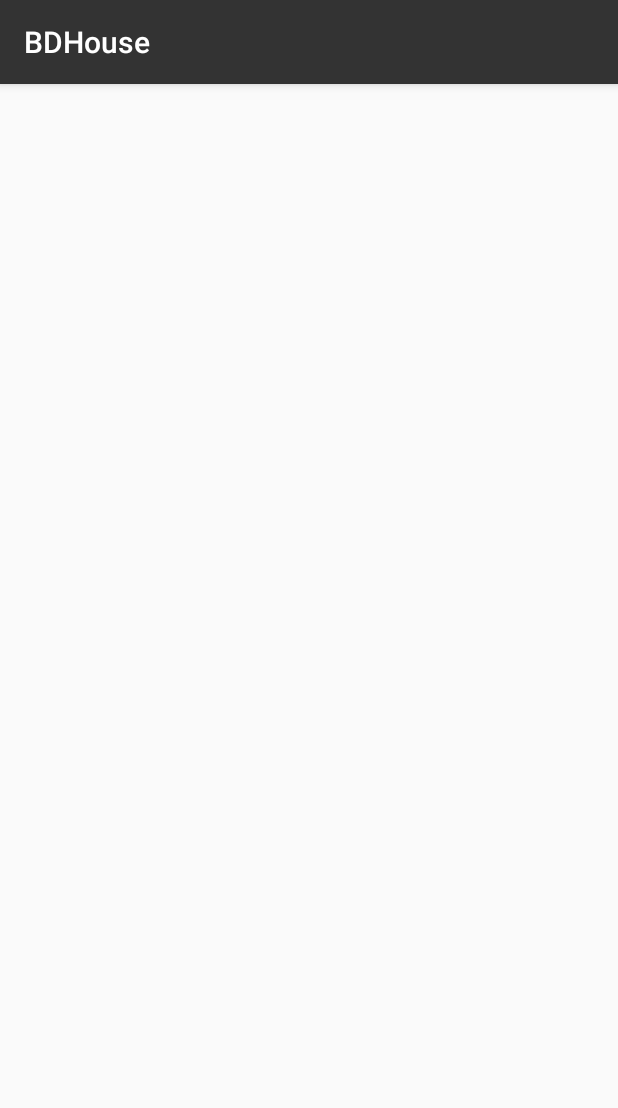
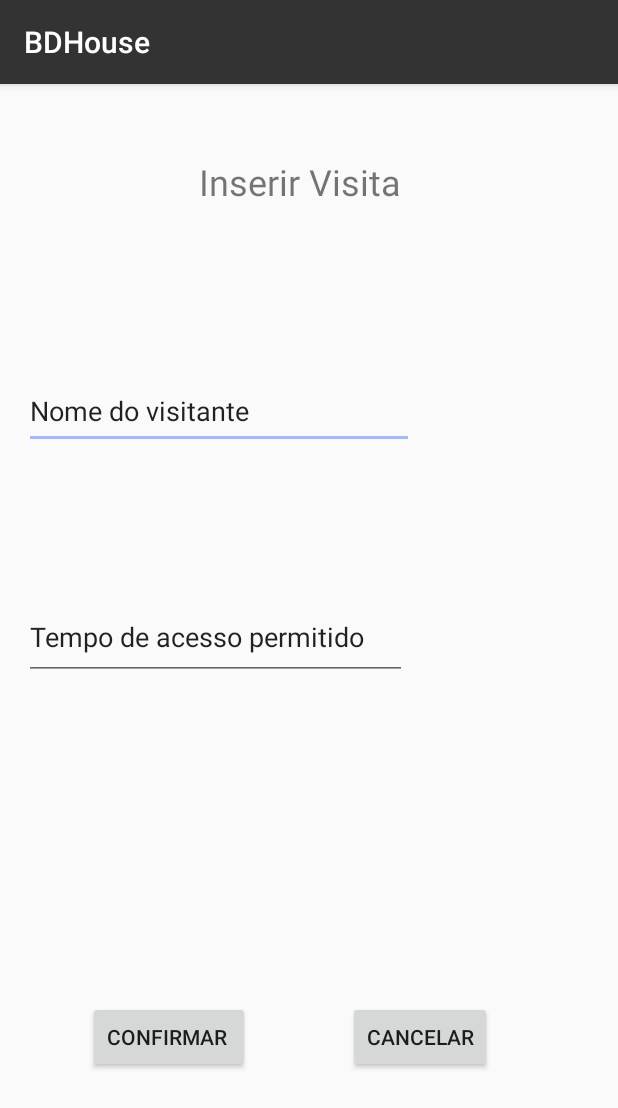
Before and after one commit to jucinaradantas/BDHouse, an Android app: the Visita_InserirActivity screen opened directly, with no data from a screen before it, on a phone screen of 412 x 824 dp. Shown: the top 1108 px of the screen. Run offline under Robolectric (Android 15) with nearby library versions, the phone set to English and light mode, and no system bars.

Commit message:
ATT VISITA

```diff
--- a/app/src/main/AndroidManifest.xml
+++ b/app/src/main/AndroidManifest.xml
@@ -27,7 +27,7 @@
             android:name=".VisitaActivity"
             android:parentActivityName=".BDHActivity" />
         <activity android:name=".Visita_EditarActivity" />
-        <activity android:name=".Visita_InserirActivity"></activity>
+        <activity android:name=".Visita_InserirActivity" />
     </application>
 
 </manifest>
--- a/app/src/main/res/layout/activity_visita__editar.xml
+++ b/app/src/main/res/layout/activity_visita__editar.xml
@@ -69,8 +69,8 @@
 
     <EditText
         android:id="@+id/editText3"
-        android:layout_width="wrap_content"
-        android:layout_height="wrap_content"
+        android:layout_width="211dp"
+        android:layout_height="55dp"
         android:layout_marginStart="25dp"
         android:layout_marginTop="19dp"
         android:ems="10"
@@ -95,7 +95,7 @@
         android:layout_marginBottom="59dp"
         android:layout_marginEnd="85dp"
         android:layout_marginStart="87dp"
-        android:text="excluir"
+        android:text="@string/excluir"
         app:layout_constraintBottom_toBottomOf="parent"
         app:layout_constraintEnd_toEndOf="parent"
         app:layout_constraintStart_toEndOf="@+id/button3" />
--- a/app/src/main/res/layout/activity_visita__inserir.xml
+++ b/app/src/main/res/layout/activity_visita__inserir.xml
@@ -4,6 +4,68 @@
     xmlns:tools="http://schemas.android.com/tools"
     android:layout_width="match_parent"
     android:layout_height="match_parent"
-    tools:context=".Visita_InserirActivity">
+    tools:context=".Visita_InserirActivity"
+    tools:layout_editor_absoluteY="81dp">
 
+    <EditText
+        android:id="@+id/editText4"
+        android:layout_width="260dp"
+        android:layout_height="50dp"
+        android:layout_marginBottom="66dp"
+        android:layout_marginStart="16dp"
+        android:ems="10"
+        android:inputType="textPersonName"
+        android:text="Nome do visitante"
+        app:layout_constraintBottom_toTopOf="@+id/editText5"
+        app:layout_constraintStart_toStartOf="parent"
+        app:layout_constraintTop_toBottomOf="@+id/textView8" />
+
+    <TextView
+        android:id="@+id/textView8"
+        android:layout_width="147dp"
+        android:layout_height="41dp"
+        android:layout_marginBottom="73dp"
+        android:layout_marginTop="18dp"
+        android:text="Inserir Visita"
+        android:textSize="24sp"
+        app:layout_constraintBottom_toTopOf="@+id/editText4"
+        app:layout_constraintEnd_toEndOf="parent"
+        app:layout_constraintStart_toStartOf="parent"
+        app:layout_constraintTop_toTopOf="parent" />
+
+    <EditText
+        android:id="@+id/editText5"
+        android:layout_width="255dp"
+        android:layout_height="57dp"
+        android:layout_marginBottom="184dp"
+        android:layout_marginStart="16dp"
+        android:ems="10"
+        android:inputType="time"
+        android:text="Tempo de acesso permitido"
+        app:layout_constraintBottom_toTopOf="@+id/button6"
+        app:layout_constraintStart_toStartOf="parent"
+        app:layout_constraintTop_toBottomOf="@+id/editText4" />
+
+    <Button
+        android:id="@+id/button5"
+        android:layout_width="wrap_content"
+        android:layout_height="wrap_content"
+        android:layout_marginEnd="6dp"
+        android:text="Confirmar "
+        app:layout_constraintBottom_toBottomOf="@+id/button6"
+        app:layout_constraintEnd_toStartOf="@+id/button6"
+        app:layout_constraintStart_toStartOf="parent"
+        app:layout_constraintTop_toTopOf="@+id/button6" />
+
+    <Button
+        android:id="@+id/button6"
+        android:layout_width="wrap_content"
+        android:layout_height="wrap_content"
+        android:layout_marginBottom="78dp"
+        android:layout_marginEnd="25dp"
+        android:text="Cancelar"
+        app:layout_constraintBottom_toBottomOf="parent"
+        app:layout_constraintEnd_toEndOf="parent"
+        app:layout_constraintStart_toEndOf="@+id/button5"
+        app:layout_constraintTop_toBottomOf="@+id/editText5" />
 </android.support.constraint.ConstraintLayout>
--- a/app/src/main/res/values/strings.xml
+++ b/app/src/main/res/values/strings.xml
@@ -9,4 +9,5 @@
     <string name="id">ID</string>
     <string name="editar_visita">Editar Visita</string>
     <string name="button">Button</string>
+    <string name="excluir">excluir</string>
 </resources>
```
